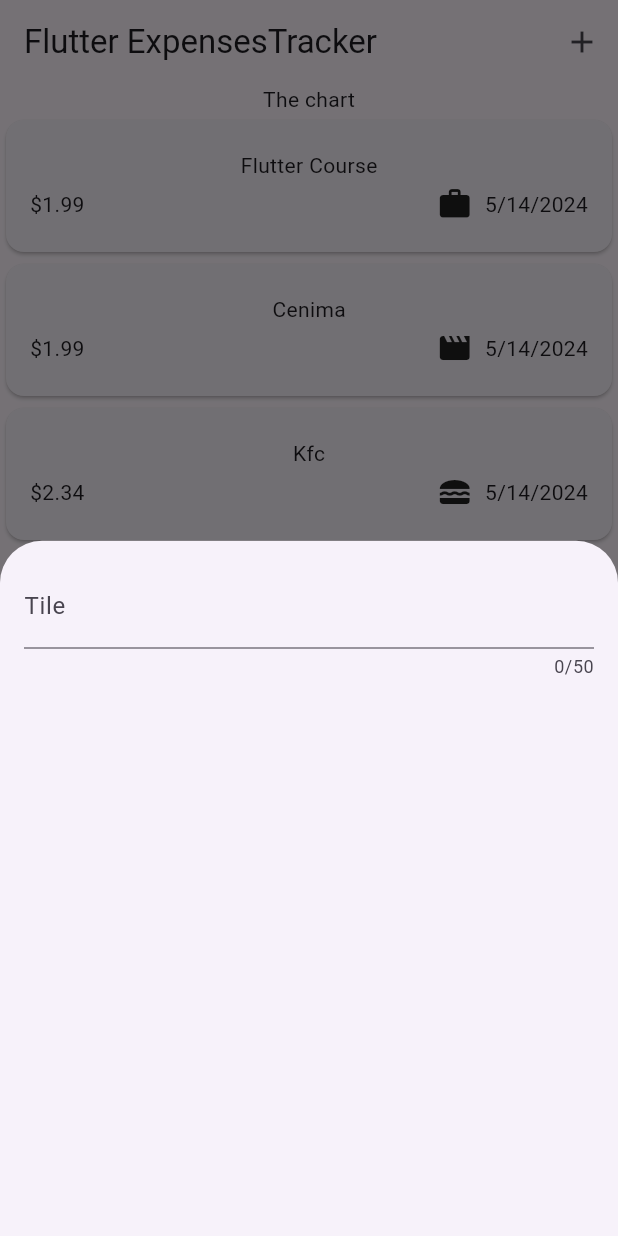
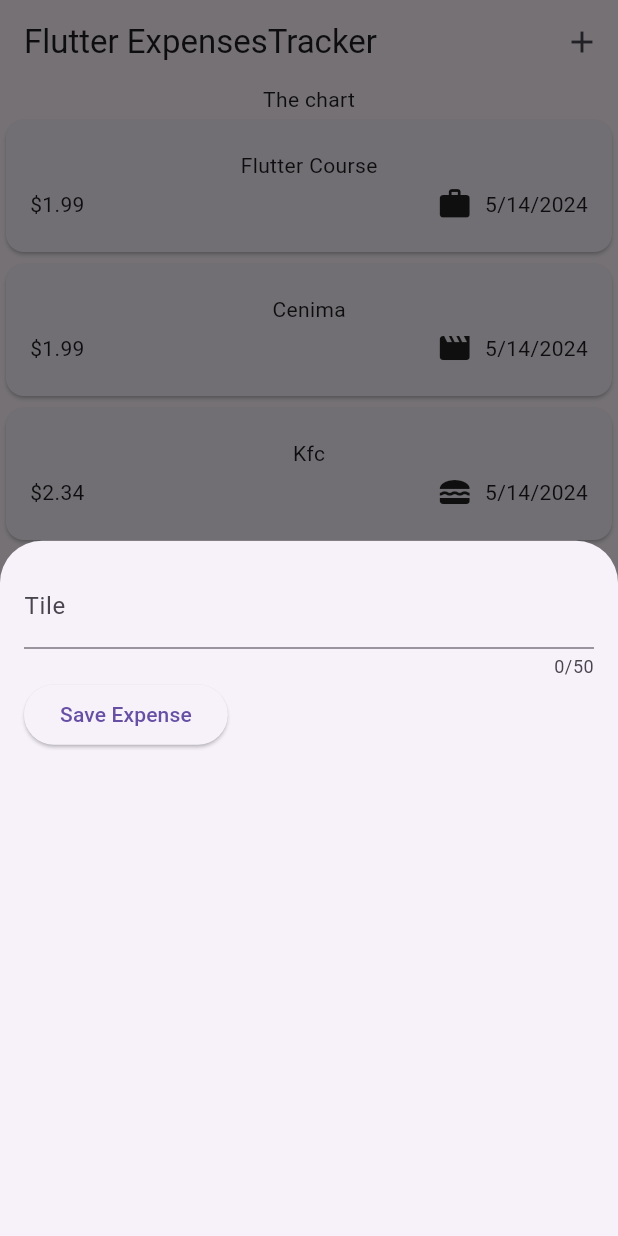
Before and after one commit to bang270197/Flutter_Udemy_Expense_Tracker, a Flutter app: the screen it shows after launch, after a tap on the "add" icon, on a phone screen of 412 x 824 dp. Run offline on Flutter 3.47's test engine with Material 3 defaults, Android fonts, the phone set to English and light mode, and no system bars; missing offline and left inert: dart:ffi.

Commit message:
textEditController

```diff
--- a/lib/widget/new_expense.dart
+++ b/lib/widget/new_expense.dart
@@ -10,15 +10,41 @@ class NewExpense extends StatefulWidget {
 }
 
 class _NewExpenseSate extends State<NewExpense> {
+  final titleController = TextEditingController();
+
+  // String enteredTile = '';
+
+  // void _saveTitleInput(String value) {
+  //   enteredTile = value;
+  // }
+
+  @override
+  void dispose() {
+    titleController.dispose();
+    // TODO: implement dispose
+    super.dispose();
+  }
+
   @override
   Widget build(BuildContext context) {
-    return const Padding(
+    return Padding(
       padding: EdgeInsets.all(16),
       child: Column(
         children: [
           TextField(
+            controller: titleController,
+            // onChanged: _saveTitleInput,
             maxLength: 50,
-            decoration: InputDecoration(label: Text('Tile')),
+            decoration: const InputDecoration(label: Text('Tile')),
+          ),
+          Row(
+            children: [
+              ElevatedButton(
+                  onPressed: () {
+                    print(titleController.text);
+                  },
+                  child: const Text('Save Expense'))
+            ],
           )
         ],
       ),
```
